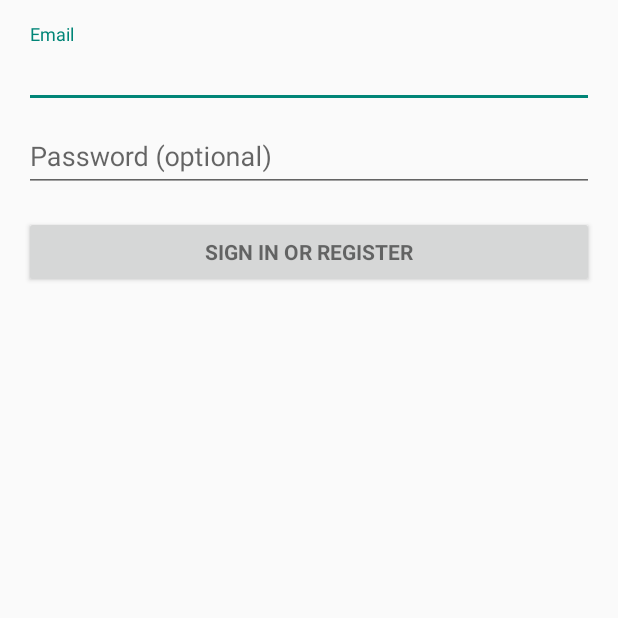
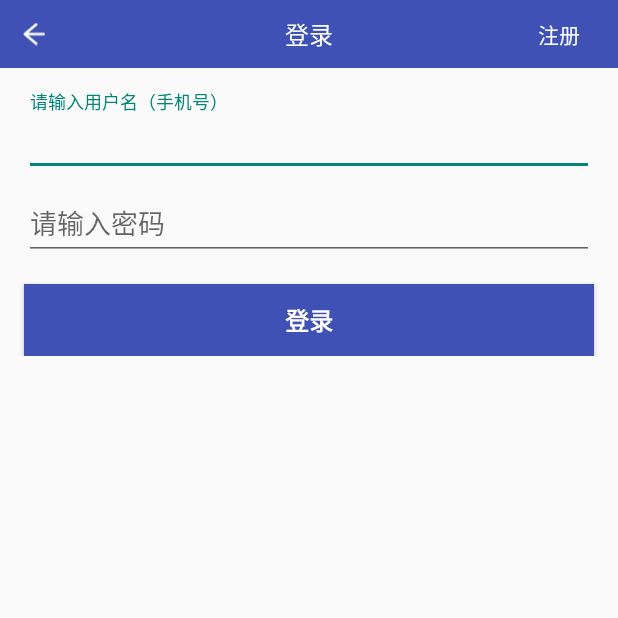
Before and after one commit to EchoZhu/affection, an Android app: the screen it shows after launch (LoginActivity), after a tap on an icon or button, on a phone screen of 412 x 824 dp, the top half of it. Run offline under Robolectric (Android 15) with nearby library versions, the phone set to English and light mode, and no system bars; 2 statements that could not run were skipped; 1 other tap on this screen came first.

Commit message:
finish some functions of LoginActivity

```diff
--- a/app/src/main/java/com/bupt/affection/activity/LoginActivity.java
+++ b/app/src/main/java/com/bupt/affection/activity/LoginActivity.java
@@ -1,9 +1,8 @@
 package com.bupt.affection.activity;
 
-import android.animation.Animator;
-import android.animation.AnimatorListenerAdapter;
 import android.annotation.TargetApi;
 import android.app.LoaderManager.LoaderCallbacks;
+import android.app.ProgressDialog;
 import android.content.CursorLoader;
 import android.content.Loader;
 import android.content.pm.PackageManager;
@@ -25,9 +24,13 @@ import android.widget.ArrayAdapter;
 import android.widget.AutoCompleteTextView;
 import android.widget.Button;
 import android.widget.EditText;
+import android.widget.ImageView;
 import android.widget.TextView;
 
 import com.bupt.affection.R;
+import com.bupt.affection.common.CommonUtil;
+import com.bupt.affection.common.PreferencesUtil;
+import com.bupt.affection.common.UserConfig;
 
 import java.util.ArrayList;
 import java.util.List;
@@ -57,20 +60,22 @@ public class LoginActivity extends AppCompatActivity implements LoaderCallbacks<
     private UserLoginTask mAuthTask = null;
 
     // UI references.
-    private AutoCompleteTextView mEmailView;
+    private AutoCompleteTextView actv_username;
     private EditText mPasswordView;
-    private View mProgressView;
     private View mLoginFormView;
+    private ProgressDialog progressDialog;
+    private ImageView iv_common_back;
+
 
     @Override
     protected void onCreate(Bundle savedInstanceState) {
         super.onCreate(savedInstanceState);
         setContentView(R.layout.activity_login);
         // Set up the login form.
-        mEmailView = (AutoCompleteTextView) findViewById(R.id.email);
+        actv_username = (AutoCompleteTextView) findViewById(R.id.actv_username);
         populateAutoComplete();
 
-        mPasswordView = (EditText) findViewById(R.id.password);
+        mPasswordView = (EditText) findViewById(R.id.et_password);
         mPasswordView.setOnEditorActionListener(new TextView.OnEditorActionListener() {
             @Override
             public boolean onEditorAction(TextView textView, int id, KeyEvent keyEvent) {
@@ -82,8 +87,8 @@ public class LoginActivity extends AppCompatActivity implements LoaderCallbacks<
             }
         });
 
-        Button mEmailSignInButton = (Button) findViewById(R.id.email_sign_in_button);
-        mEmailSignInButton.setOnClickListener(new OnClickListener() {
+        Button btn_login = (Button) findViewById(R.id.btn_login);
+        btn_login.setOnClickListener(new OnClickListener() {
             @Override
             public void onClick(View view) {
                 attemptLogin();
@@ -91,7 +96,17 @@ public class LoginActivity extends AppCompatActivity implements LoaderCallbacks<
         });
 
         mLoginFormView = findViewById(R.id.login_form);
-        mProgressView = findViewById(R.id.login_progress);
+        iv_common_back = (ImageView) findViewById(R.id.iv_common_back);
+        iv_common_back.setOnClickListener(new OnClickListener() {
+            @Override
+            public void onClick(View v) {
+                finish();
+            }
+        });
+
+        progressDialog = new ProgressDialog(this);
+        progressDialog.setCancelable(false);
+        progressDialog.setMessage(getString(R.string.action_logining));
     }
 
     private void populateAutoComplete() {
@@ -110,7 +125,7 @@ public class LoginActivity extends AppCompatActivity implements LoaderCallbacks<
             return true;
         }
         if (shouldShowRequestPermissionRationale(READ_CONTACTS)) {
-            Snackbar.make(mEmailView, R.string.permission_rationale, Snackbar.LENGTH_INDEFINITE)
+            Snackbar.make(actv_username, R.string.permission_rationale, Snackbar.LENGTH_INDEFINITE)
                     .setAction(android.R.string.ok, new View.OnClickListener() {
                         @Override
                         @TargetApi(Build.VERSION_CODES.M)
@@ -149,11 +164,11 @@ public class LoginActivity extends AppCompatActivity implements LoaderCallbacks<
         }
 
         // Reset errors.
-        mEmailView.setError(null);
+        actv_username.setError(null);
         mPasswordView.setError(null);
 
         // Store values at the time of the login attempt.
-        String email = mEmailView.getText().toString();
+        String username = actv_username.getText().toString();
         String password = mPasswordView.getText().toString();
 
         boolean cancel = false;
@@ -166,14 +181,14 @@ public class LoginActivity extends AppCompatActivity implements LoaderCallbacks<
             cancel = true;
         }
 
-        // Check for a valid email address.
-        if (TextUtils.isEmpty(email)) {
-            mEmailView.setError(getString(R.string.error_field_required));
-            focusView = mEmailView;
+        // Check for a valid username address.
+        if (TextUtils.isEmpty(username)) {
+            actv_username.setError(getString(R.string.error_field_required));
+            focusView = actv_username;
             cancel = true;
-        } else if (!isEmailValid(email)) {
-            mEmailView.setError(getString(R.string.error_invalid_email));
-            focusView = mEmailView;
+        } else if (!verifyUsername(username)) {
+            actv_username.setError(getString(R.string.error_invalid_email));
+            focusView = actv_username;
             cancel = true;
         }
 
@@ -185,9 +200,17 @@ public class LoginActivity extends AppCompatActivity implements LoaderCallbacks<
             // Show a progress spinner, and kick off a background task to
             // perform the user login attempt.
             showProgress(true);
-            mAuthTask = new UserLoginTask(email, password);
+            mAuthTask = new UserLoginTask(username, password);
             mAuthTask.execute((Void) null);
         }
+    }
+
+    private boolean verifyUsername(String username) {
+        if (TextUtils.isEmpty(username) || username.length() != 11 || !CommonUtil.isMobileNumber(username)) {
+            CommonUtil.toast(getBaseContext(), "请输入正确手机号码");
+            return false;
+        }
+        return true;
     }
 
     private boolean isEmailValid(String email) {
@@ -208,31 +231,10 @@ public class LoginActivity extends AppCompatActivity implements LoaderCallbacks<
         // On Honeycomb MR2 we have the ViewPropertyAnimator APIs, which allow
         // for very easy animations. If available, use these APIs to fade-in
         // the progress spinner.
-        if (Build.VERSION.SDK_INT >= Build.VERSION_CODES.HONEYCOMB_MR2) {
-            int shortAnimTime = getResources().getInteger(android.R.integer.config_shortAnimTime);
-
-            mLoginFormView.setVisibility(show ? View.GONE : View.VISIBLE);
-            mLoginFormView.animate().setDuration(shortAnimTime).alpha(
-                    show ? 0 : 1).setListener(new AnimatorListenerAdapter() {
-                @Override
-                public void onAnimationEnd(Animator animation) {
-                    mLoginFormView.setVisibility(show ? View.GONE : View.VISIBLE);
-                }
-            });
-
-            mProgressView.setVisibility(show ? View.VISIBLE : View.GONE);
-            mProgressView.animate().setDuration(shortAnimTime).alpha(
-                    show ? 1 : 0).setListener(new AnimatorListenerAdapter() {
-                @Override
-                public void onAnimationEnd(Animator animation) {
-                    mProgressView.setVisibility(show ? View.VISIBLE : View.GONE);
-                }
-            });
+        if (show) {
+            progressDialog.show();
         } else {
-            // The ViewPropertyAnimator APIs are not available, so simply show
-            // and hide the relevant UI components.
-            mProgressView.setVisibility(show ? View.VISIBLE : View.GONE);
-            mLoginFormView.setVisibility(show ? View.GONE : View.VISIBLE);
+            progressDialog.dismiss();
         }
     }
 
@@ -276,7 +278,7 @@ public class LoginActivity extends AppCompatActivity implements LoaderCallbacks<
                 new ArrayAdapter<>(LoginActivity.this,
                         android.R.layout.simple_dropdown_item_1line, emailAddressCollection);
 
-        mEmailView.setAdapter(adapter);
+        actv_username.setAdapter(adapter);
     }
 
 
@@ -296,11 +298,11 @@ public class LoginActivity extends AppCompatActivity implements LoaderCallbacks<
      */
     public class UserLoginTask extends AsyncTask<Void, Void, Boolean> {
 
-        private final String mEmail;
+        private final String mUsername;
         private final String mPassword;
 
-        UserLoginTask(String email, String password) {
-            mEmail = email;
+        UserLoginTask(String username, String password) {
+            mUsername = username;
             mPassword = password;
         }
 
@@ -317,7 +319,7 @@ public class LoginActivity extends AppCompatActivity implements LoaderCallbacks<
 
             for (String credential : DUMMY_CREDENTIALS) {
                 String[] pieces = credential.split(":");
-                if (pieces[0].equals(mEmail)) {
+                if (pieces[0].equals(mUsername)) {
                     // Account exists, return true if the password matches.
                     return pieces[1].equals(mPassword);
                 }
@@ -333,6 +335,7 @@ public class LoginActivity extends AppCompatActivity implements LoaderCallbacks<
             showProgress(false);
 
             if (success) {
+                PreferencesUtil.putString(getBaseContext(), UserConfig.MOBILE,mUsername);
                 finish();
             } else {
                 mPasswordView.setError(getString(R.string.error_incorrect_password));
--- a/app/src/main/java/com/bupt/affection/activity/MainActivity.java
+++ b/app/src/main/java/com/bupt/affection/activity/MainActivity.java
@@ -1,5 +1,8 @@
 package com.bupt.affection.activity;
 
+import android.app.AlertDialog;
+import android.app.Dialog;
+import android.content.DialogInterface;
 import android.content.Intent;
 import android.os.Bundle;
 import android.support.design.widget.FloatingActionButton;
@@ -17,13 +20,16 @@ import android.widget.ImageView;
 import android.widget.TextView;
 
 import com.bupt.affection.R;
+import com.bupt.affection.common.PreferencesUtil;
+import com.bupt.affection.common.UserConfig;
 
 public class MainActivity extends AppCompatActivity
-        implements NavigationView.OnNavigationItemSelectedListener {
+        implements NavigationView.OnNavigationItemSelectedListener{
 
     private TextView tv_username;
     private View headView;
     private ImageView iv_avatar;
+    private Dialog tipDialog;
 
     @Override
     protected void onCreate(Bundle savedInstanceState) {
@@ -55,16 +61,30 @@ public class MainActivity extends AppCompatActivity
     }
 
     private void initUI() {
-        tv_username = (TextView) headView.findViewById(R.id.tv_username);
+        tv_username = (TextView) headView.findViewById(R.id.actv_username);
         iv_avatar = (ImageView) headView.findViewById(R.id.iv_avatar);
 
         iv_avatar.setOnClickListener(new View.OnClickListener() {
             @Override
             public void onClick(View v) {
-                startActivity(new Intent(MainActivity.this,LoginActivity.class));
+                if (null != PreferencesUtil.getString(getBaseContext(), UserConfig.MOBILE)) {
+                    tv_username.setText(PreferencesUtil.getString(getBaseContext(), UserConfig.MOBILE));
+                } else {
+                    startActivity(new Intent(MainActivity.this, LoginActivity.class));
+                }
             }
         });
 
+    }
+
+    @Override
+    protected void onResume() {
+        super.onResume();
+        if (null != PreferencesUtil.getString(getBaseContext(), UserConfig.MOBILE)) {
+            tv_username.setText(PreferencesUtil.getString(getBaseContext(), UserConfig.MOBILE));
+        }else{
+            tv_username.setText(getString(R.string.action_touchtologin));
+        }
     }
 
     @Override
@@ -105,17 +125,30 @@ public class MainActivity extends AppCompatActivity
         // Handle navigation view item clicks here.
         int id = item.getItemId();
 
-        if (id == R.id.nav_camera) {
+        if (id == R.id.nav_switchtoother) {
             // Handle the camera action
-        } else if (id == R.id.nav_gallery) {
+        } else if (id == R.id.nav_logout) {
+            tipDialog = new AlertDialog.Builder(MainActivity.this)
+                    .setMessage(getString(R.string.tip_logout))
+                    .setPositiveButton("确定", new DialogInterface.OnClickListener() {
+                        @Override
+                        public void onClick(DialogInterface dialog, int which) {
+                            PreferencesUtil.putString(getBaseContext(), UserConfig.MOBILE, null);
+                            startActivity(new Intent(MainActivity.this, LoginActivity.class));
+                        }
+                    }).setNegativeButton("取消", new DialogInterface.OnClickListener() {
+                        @Override
+                        public void onClick(DialogInterface dialog, int which) {
 
-        } else if (id == R.id.nav_slideshow) {
+                        }
+                    }).create();
+            tipDialog.show();
 
-        } else if (id == R.id.nav_manage) {
+        } else if (id == R.id.nav_finishapp) {
 
         } else if (id == R.id.nav_share) {
 
-        } else if (id == R.id.nav_send) {
+        } else if (id == R.id.nav_set) {
 
         }
 
@@ -123,4 +156,6 @@ public class MainActivity extends AppCompatActivity
         drawer.closeDrawer(GravityCompat.START);
         return true;
     }
+
+
 }
--- a/app/src/main/res/layout/activity_login.xml
+++ b/app/src/main/res/layout/activity_login.xml
@@ -4,20 +4,32 @@
     android:layout_height="match_parent"
     android:gravity="center_horizontal"
     android:orientation="vertical"
-    android:paddingBottom="@dimen/activity_vertical_margin"
-    android:paddingLeft="@dimen/activity_horizontal_margin"
-    android:paddingRight="@dimen/activity_horizontal_margin"
-    android:paddingTop="@dimen/activity_vertical_margin"
+
     tools:context="com.bupt.affection.activity.LoginActivity">
 
     <!-- Login progress -->
-    <ProgressBar
-        android:id="@+id/login_progress"
-        style="?android:attr/progressBarStyleLarge"
-        android:layout_width="wrap_content"
-        android:layout_height="wrap_content"
-        android:layout_marginBottom="8dp"
-        android:visibility="gone" />
+    <!--<ProgressBar-->
+    <!--android:id="@+id/login_progress"-->
+    <!--style="?android:attr/progressBarStyleLarge"-->
+    <!--android:layout_width="wrap_content"-->
+    <!--android:layout_height="wrap_content"-->
+    <!--android:layout_marginBottom="8dp"-->
+    <!--android:visibility="gone" />-->
+    <RelativeLayout style="@style/rl_common_titleBar">
+
+        <ImageView
+            android:id="@+id/iv_common_back"
+            style="@style/iv_common_back" />
+
+        <TextView
+            style="@style/tv_common_titleBar_title"
+            android:text="@string/title_activity_login" />
+        <TextView
+            android:id="@+id/tv_regist"
+            style="@style/iv_common_titlebar_right"
+            android:text="@string/action_register_short"/>
+
+    </RelativeLayout>
 
     <ScrollView
         android:id="@+id/login_form"
@@ -28,29 +40,36 @@
             android:id="@+id/email_login_form"
             android:layout_width="match_parent"
             android:layout_height="wrap_content"
+            android:layout_marginTop="@dimen/activity_vertical_margin"
             android:orientation="vertical">
 
             <android.support.design.widget.TextInputLayout
                 android:layout_width="match_parent"
-                android:layout_height="wrap_content">
+                android:layout_height="wrap_content"
+                android:layout_marginLeft="@dimen/activity_horizontal_margin"
+                android:layout_marginRight="@dimen/activity_horizontal_margin">
 
                 <AutoCompleteTextView
-                    android:id="@+id/email"
+                    android:id="@+id/actv_username"
                     android:layout_width="match_parent"
                     android:layout_height="wrap_content"
-                    android:hint="@string/prompt_email"
+                    android:hint="@string/prompt_username"
                     android:inputType="textEmailAddress"
                     android:maxLines="1"
-                    android:singleLine="true" />
+                    android:singleLine="true"
+
+                    />
 
             </android.support.design.widget.TextInputLayout>
 
             <android.support.design.widget.TextInputLayout
                 android:layout_width="match_parent"
-                android:layout_height="wrap_content">
+                android:layout_height="wrap_content"
+                android:layout_marginLeft="@dimen/activity_horizontal_margin"
+                android:layout_marginRight="@dimen/activity_horizontal_margin">
 
                 <EditText
-                    android:id="@+id/password"
+                    android:id="@+id/et_password"
                     android:layout_width="match_parent"
                     android:layout_height="wrap_content"
                     android:hint="@string/prompt_password"
@@ -64,13 +83,18 @@
             </android.support.design.widget.TextInputLayout>
 
             <Button
-                android:id="@+id/email_sign_in_button"
-                style="?android:textAppearanceSmall"
+                android:id="@+id/btn_login"
                 android:layout_width="match_parent"
                 android:layout_height="wrap_content"
                 android:layout_marginTop="16dp"
-                android:text="@string/action_sign_in"
-                android:textStyle="bold" />
+                android:text="@string/action_sign_in_short"
+                android:textStyle="bold"
+                android:textColor="@android:color/white"
+                android:textSize="16sp"
+                android:background="@color/colorPrimary"
+                android:layout_marginLeft="@dimen/activity_horizontal_margin"
+                android:layout_marginRight="@dimen/activity_horizontal_margin"
+                />
 
         </LinearLayout>
     </ScrollView>
--- a/app/src/main/res/layout/app_bar_main.xml
+++ b/app/src/main/res/layout/app_bar_main.xml
@@ -16,7 +16,7 @@
             android:id="@+id/toolbar"
             android:layout_width="match_parent"
             android:layout_height="?attr/actionBarSize"
-            android:background="?attr/colorPrimary"
+            android:background="@color/colorPrimary"
             app:popupTheme="@style/AppTheme.PopupOverlay" />
 
     </android.support.design.widget.AppBarLayout>
--- a/app/src/main/res/layout/nav_header_main.xml
+++ b/app/src/main/res/layout/nav_header_main.xml
@@ -19,11 +19,11 @@
         android:src="@android:drawable/sym_def_app_icon" />
 
     <TextView
-        android:id="@+id/tv_username"
+        android:id="@+id/actv_username"
         android:layout_width="match_parent"
         android:layout_height="wrap_content"
         android:paddingTop="@dimen/nav_header_vertical_spacing"
-        android:text="点击头像登录"
+        android:text="@string/action_touchtologin"
         android:textAppearance="@style/TextAppearance.AppCompat.Body1" />
 
     <TextView
--- a/app/src/main/res/menu/main.xml
+++ b/app/src/main/res/menu/main.xml
@@ -4,6 +4,6 @@
     <item
         android:id="@+id/action_settings"
         android:orderInCategory="100"
-        android:title="@string/action_settings"
+        android:title="@string/changedate"
         app:showAsAction="never" />
 </menu>
--- a/app/src/main/res/values/dimens.xml
+++ b/app/src/main/res/values/dimens.xml
@@ -1,9 +1,11 @@
 <resources>
     <!-- Default screen margins, per the Android Design guidelines. -->
+    <dimen name="login_progress">16dp</dimen>
     <dimen name="nav_header_vertical_spacing">16dp</dimen>
     <dimen name="nav_header_height">160dp</dimen>
     <!-- Default screen margins, per the Android Design guidelines. -->
     <dimen name="activity_horizontal_margin">16dp</dimen>
     <dimen name="activity_vertical_margin">16dp</dimen>
     <dimen name="fab_margin">16dp</dimen>
+    <dimen name="rl_common_titlebar_height">45dp</dimen>
 </resources>
--- a/app/src/main/res/values/strings.xml
+++ b/app/src/main/res/values/strings.xml
@@ -8,22 +8,31 @@
     <string name="navigation_drawer_open">Open navigation drawer</string>
     <string name="navigation_drawer_close">Close navigation drawer</string>
 
-    <string name="action_settings">Settings</string>
+    <string name="action_settings">设置</string>
 
     <!-- TODO: Remove or change this placeholder text -->
     <string name="hello_blank_fragment">Hello blank fragment</string>
     <string name="title_activity_login">登录</string>
 
     <!-- Strings related to login -->
-    <string name="prompt_email">Email</string>
-    <string name="prompt_password">Password (optional)</string>
+    <string name="prompt_username">请输入用户名（手机号）</string>
+    <string name="prompt_password">请输入密码</string>
     <string name="action_sign_in">Sign in or register</string>
-    <string name="action_sign_in_short">Sign in</string>
-    <string name="error_invalid_email">This email address is invalid</string>
-    <string name="error_invalid_password">This password is too short</string>
-    <string name="error_incorrect_password">This password is incorrect</string>
-    <string name="error_field_required">This field is required</string>
+    <string name="action_sign_in_short">登录</string>
+    <string name="action_logining">登录中...</string>
+    <string name="action_register_short">注册</string>
+    <string name="error_invalid_email">用户名不合法，请确认后重试</string>
+    <string name="error_invalid_password">密码过短，请确认后重试</string>
+    <string name="error_incorrect_password">密码错误，请重试</string>
+    <string name="error_field_required">该处为必填</string>
     <string name="permission_rationale">"Contacts permissions are needed for providing email
         completions."
     </string>
+    <string name="share">分享</string>
+    <string name="switchtoother">切换人物</string>
+    <string name="logout">切换账户</string>
+    <string name="finishapp">退出应用</string>
+    <string name="changedate">更改日期</string>
+    <string name="tip_logout">确定退出当前账号吗？</string>
+    <string name="action_touchtologin">点击头像登录</string>
 </resources>
--- a/app/src/main/res/values/styles.xml
+++ b/app/src/main/res/values/styles.xml
@@ -31,5 +31,38 @@
 
     <style name="AppTheme.PopupOverlay" parent="ThemeOverlay.AppCompat.Light" />
 
-
+    <style name="rl_common_titleBar">
+        <item name="android:layout_height">@dimen/rl_common_titlebar_height</item>
+        <item name="android:layout_width">match_parent</item>
+        <item name="android:background">@color/colorPrimary</item>
+    </style>
+    <style name="iv_common_back">
+        <item name="android:layout_width">wrap_content</item>
+        <item name="android:layout_height">match_parent</item>
+        <item name="android:layout_centerVertical">true</item>
+        <item name="android:paddingLeft">15dp</item>
+        <item name="android:paddingRight">15dp</item>
+        <item name="android:src">@mipmap/iv_common_back</item>
+    </style>
+    <style name="tv_common_titleBar_title">
+        <item name="android:layout_height">wrap_content</item>
+        <item name="android:layout_width">match_parent</item>
+        <item name="android:layout_marginLeft">80dp</item>
+        <item name="android:gravity">center_horizontal</item>
+        <item name="android:layout_marginRight">80dp</item>
+        <item name="android:layout_centerInParent">true</item>
+        <item name="android:singleLine">true</item>
+        <item name="android:textColor">@android:color/white</item>
+        <item name="android:textSize">16sp</item>
+    </style>
+    <style name="iv_common_titlebar_right">
+        <item name="android:layout_width">wrap_content</item>
+        <item name="android:layout_height">wrap_content</item>
+        <item name="android:layout_alignParentRight">true</item>
+        <item name="android:layout_centerVertical">true</item>
+        <item name="android:layout_marginRight">15dp</item>
+        <item name="android:clickable">true</item>
+        <item name="android:padding">10dp</item>
+        <item name="android:textColor">@android:color/white</item>
+    </style>
 </resources>
```
Also changed, not shown: app/src/main/java/com/bupt/affection/common/CommonUtil.java (added, +46 -0 lines), app/src/main/java/com/bupt/affection/common/PreferencesUtil.java (added, +305 -0 lines), app/src/main/java/com/bupt/affection/common/UserConfig.java (added, +18 -0 lines), app/src/main/res/menu/activity_main_drawer.xml (+12 -15 lines), app/src/main/res/mipmap-xhdpi/iv_common_back.png (added).
